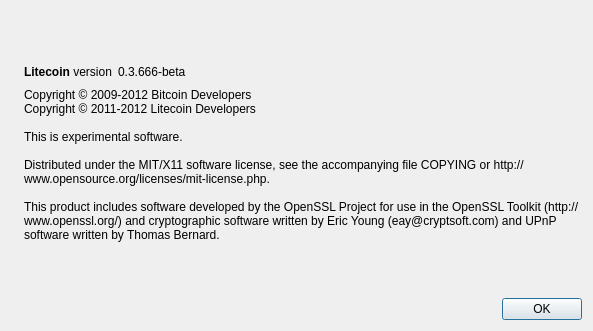
NarubyRiverlione/Spice, file src/qt/forms/aboutdialog.ui: the form before one commit.
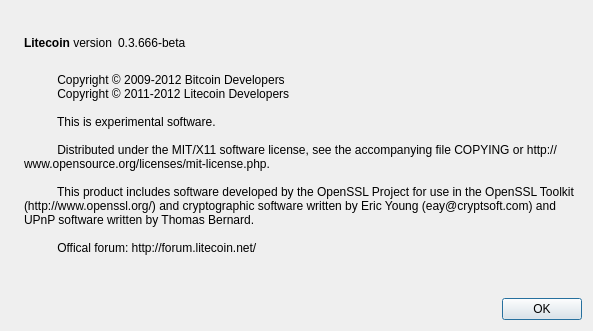
The form after the commit. Icons and pictures are not drawn.

Patch:
```diff
--- a/src/qt/forms/aboutdialog.ui
+++ b/src/qt/forms/aboutdialog.ui
@@ -94,14 +94,18 @@
         <cursorShape>IBeamCursor</cursorShape>
        </property>
        <property name="text">
-        <string>Copyright © 2009-2012 Bitcoin Developers
-Copyright © 2011-2012 Litecoin Developers
+        <string>
+          Copyright © 2009-2012 Bitcoin Developers
+          Copyright © 2011-2012 Litecoin Developers
 
-This is experimental software.
+          This is experimental software.
 
-Distributed under the MIT/X11 software license, see the accompanying file COPYING or http://www.opensource.org/licenses/mit-license.php.
+          Distributed under the MIT/X11 software license, see the accompanying file COPYING or http://www.opensource.org/licenses/mit-license.php.
 
-This product includes software developed by the OpenSSL Project for use in the OpenSSL Toolkit (http://www.openssl.org/) and cryptographic software written by Eric Young (eay@cryptsoft.com) and UPnP software written by Thomas Bernard.</string>
+          This product includes software developed by the OpenSSL Project for use in the OpenSSL Toolkit (http://www.openssl.org/) and cryptographic software written by Eric Young (eay@cryptsoft.com) and UPnP software written by Thomas Bernard.
+
+          Offical forum: http://forum.litecoin.net/
+        </string>
        </property>
        <property name="wordWrap">
         <bool>true</bool>
```
